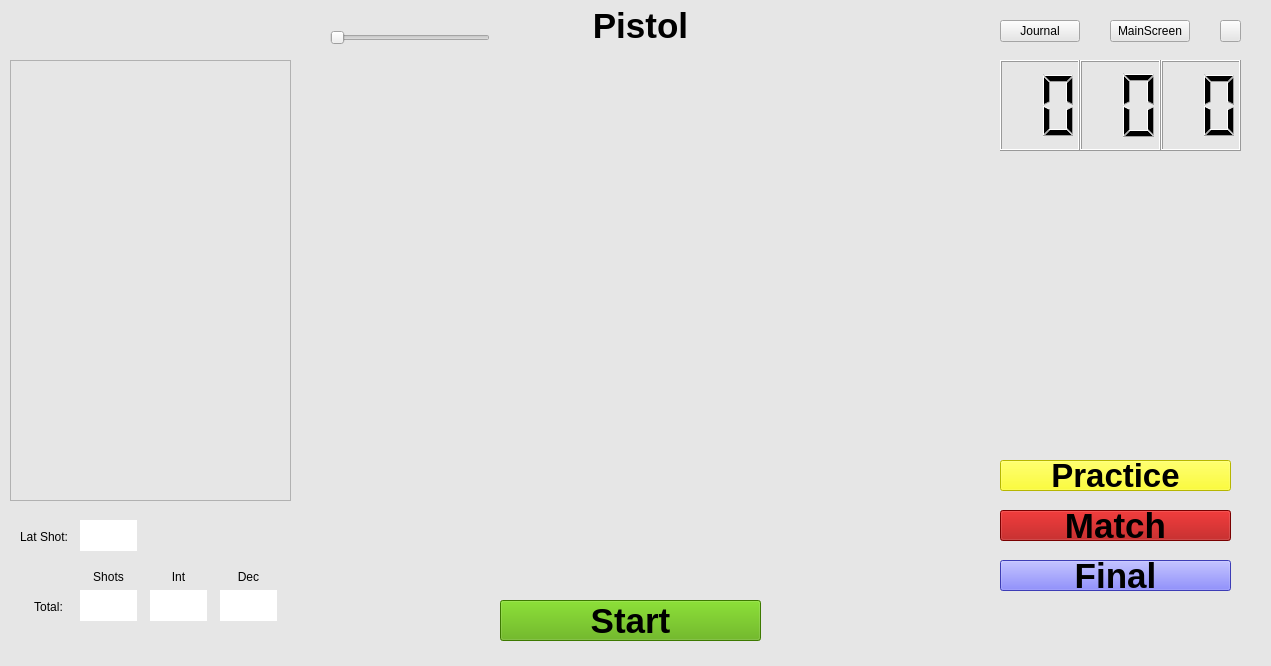
xBogas/ES-SACA, file local_pc/src/pistolwindow.ui: the form before one commit.
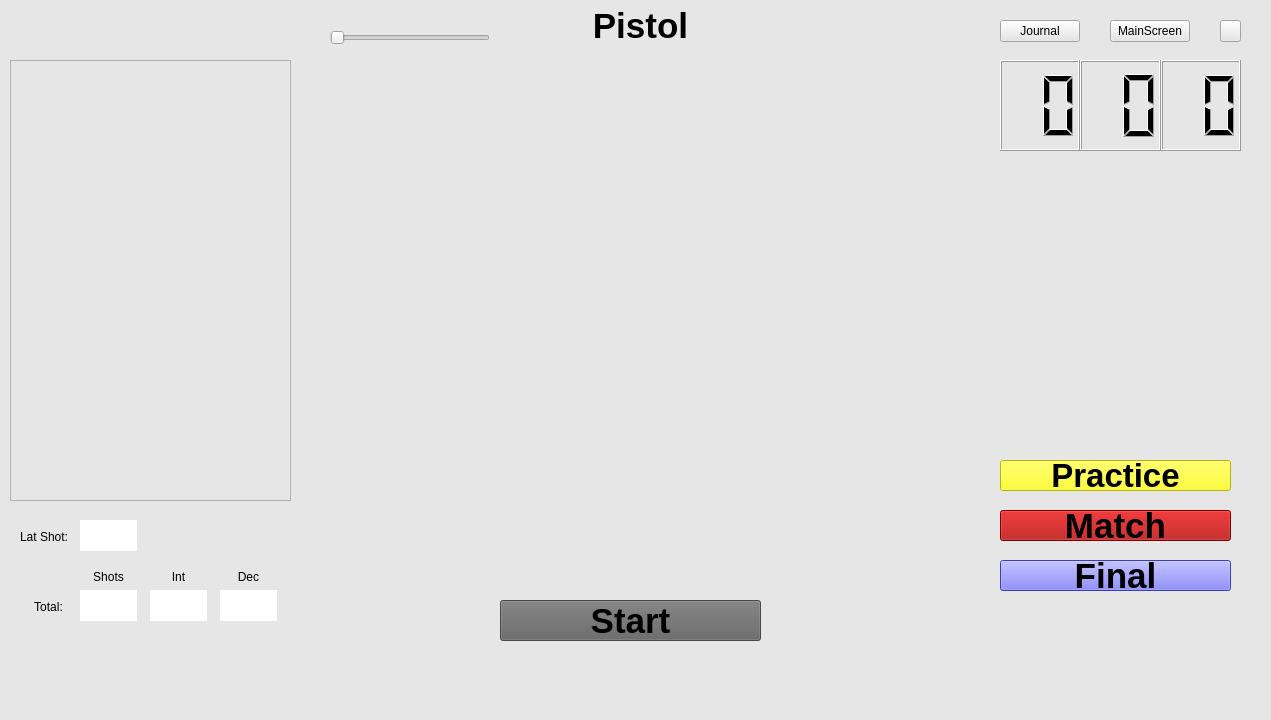
The form after the commit. Icons and pictures are not drawn.

Patch:
```diff
--- a/local_pc/src/pistolwindow.ui
+++ b/local_pc/src/pistolwindow.ui
@@ -7,7 +7,7 @@
     <x>0</x>
     <y>0</y>
     <width>1271</width>
-    <height>666</height>
+    <height>720</height>
    </rect>
   </property>
   <property name="windowTitle">
@@ -102,7 +102,7 @@
      </font>
     </property>
     <property name="styleSheet">
-     <string notr="true">background-color: rgb(85, 170, 0);</string>
+     <string notr="true">background-color: rgb(100, 100, 100);</string>
     </property>
     <property name="text">
      <string>Start</string>
```
Left out of the diff: 11 changed lines with no effect on the pictures.
